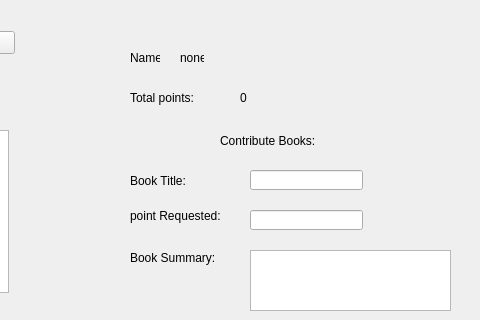
Qt form library/ui/SuperUserGUI.ui (josephxwf/E-library) before a commit; both pictures show x 230 to 710 and y 0 to 320 of the 815 by 615 pixel window.
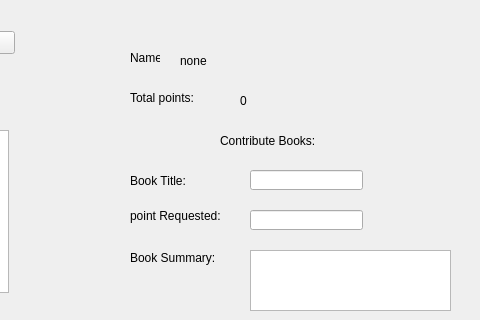
The same form after that commit.

The edit to the form file:
```diff
--- a/library/ui/SuperUserGUI.ui
+++ b/library/ui/SuperUserGUI.ui
@@ -235,8 +235,8 @@
     <rect>
      <x>470</x>
      <y>90</y>
-     <width>16</width>
-     <height>16</height>
+     <width>61</width>
+     <height>21</height>
     </rect>
    </property>
    <property name="text">
@@ -261,8 +261,8 @@
     <rect>
      <x>410</x>
      <y>50</y>
-     <width>24</width>
-     <height>16</height>
+     <width>101</width>
+     <height>21</height>
     </rect>
    </property>
    <property name="text">
```
